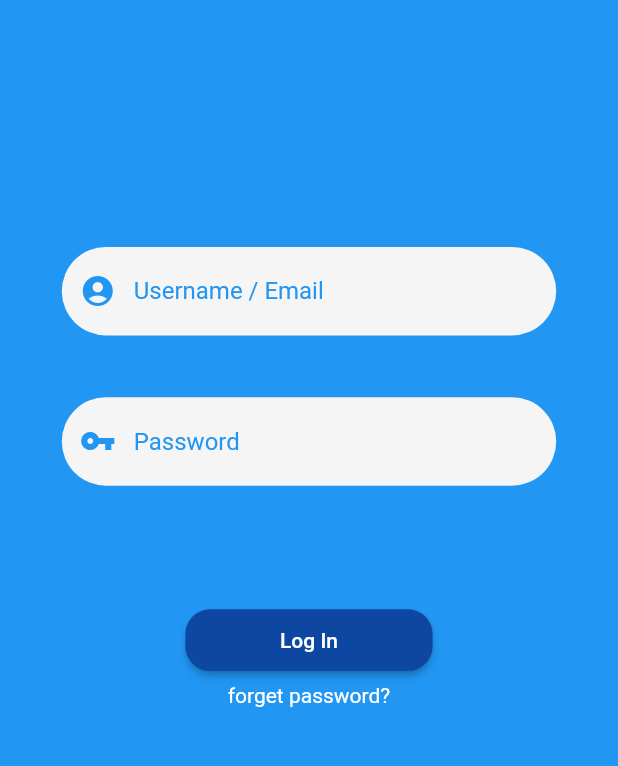
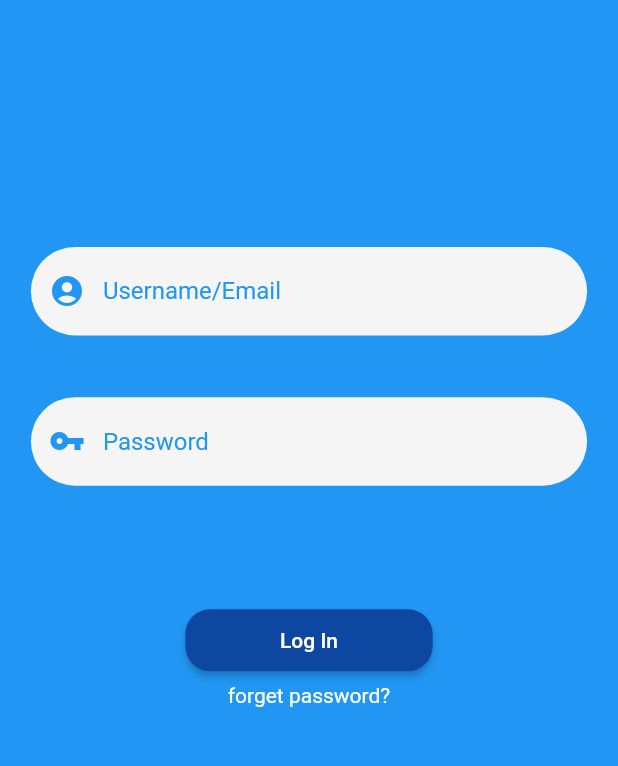
Before and after one commit to AmritSapkota/Educational-Institute, a Flutter app: the MainScreen screen opened directly, after a tap on "Institute Login", on a phone screen of 412 x 824 dp, the part 306-1072 px from its top. Run offline on Flutter 3.47's test engine with Material 2 defaults, Android fonts, the phone set to English and light mode, and no system bars; our stand-ins replace auto_size_text, cloud_firestore, firebase_auth, firebase_core, firebase_storage, flutter_svg and 2 more; missing offline and left inert: dart:ffi; accounts and stored records are empty.

Commit message:
final loginfrominstitute made with optimization the functions and navigations

```diff
--- a/lib/Screens/InstituteLoginScreen.dart
+++ b/lib/Screens/InstituteLoginScreen.dart
@@ -4,43 +4,58 @@ import 'package:flutter/material.dart';
 import 'package:flutter_svg/flutter_svg.dart';
 import 'package:firebase_core/firebase_core.dart';
 
-class InstituteLogIn extends StatefulWidget {
+// to validate form
+final GlobalKey<FormState> _formKey = GlobalKey();
+
+class LoginTextField extends StatefulWidget {
+  //validating text
+  String validateText;
+  //padding size
+  double padding;
+  //hint and label for textfield
+  String hint;
+  //to determine either its password or username
+  bool textFieldIsPassword;
+  //icon for textfield
+  IconData iconData;
+
+  //validating funciton
+  final fieldController;
+
+  //constructure
+  LoginTextField({
+    @required this.fieldController,
+    @required this.textFieldIsPassword,
+    @required this.padding,
+    @required this.hint,
+    @required this.iconData,
+    @required this.validateText,
+    //@required this.validatingFunction,
+  });
+
   @override
-  _InstituteLogInState createState() => _InstituteLogInState();
+  _LoginTextFieldState createState() => _LoginTextFieldState();
 }
 
-class _InstituteLogInState extends State<InstituteLogIn> {
-  static final idController = TextEditingController();
-  static final passController = TextEditingController();
-  bool isUserNameValidate = false;
+class _LoginTextFieldState extends State<LoginTextField> {
+  var validatingFunction;
 
-  bool validateTextField(String userInput) {
-    if (userInput.isEmpty) {
-      setState(() {
-        isUserNameValidate = true;
-      });
-      return false;
-    }
-    setState(() {
-      isUserNameValidate = false;
-    });
-    return true;
-  }
+  @override
+  Widget build(BuildContext context) {
+    return Padding(
+      padding: EdgeInsets.only(left: widget.padding, right: widget.padding),
+      child: TextFormField(
+        keyboardType:
+            widget.textFieldIsPassword ? TextInputType.emailAddress : null,
+        controller: widget.fieldController,
 
-  GlobalKey<FormState> _formKey = GlobalKey();
-
-  Padding loginTextField(
-      IconData icon, String txt, double size, bool textObscure) {
-    return Padding(
-      padding: EdgeInsets.only(left: size, right: size),
-      child: Form(
-        //key: _formKey,
-        child: TextFormField(
-          keyboardType: txt == 'Password' ? TextInputType.emailAddress : null,
-          controller: txt == 'Password' ? passController : idController,
         //this is for password textfield
-          obscureText: textObscure,
+        obscureText: widget.textFieldIsPassword,
         decoration: InputDecoration(
+          errorBorder: OutlineInputBorder(
+            borderSide: BorderSide(color: Colors.transparent),
+            borderRadius: BorderRadius.all(Radius.circular(30)),
+          ),
           enabledBorder: OutlineInputBorder(
             borderSide: BorderSide(color: Colors.transparent),
             borderRadius: BorderRadius.all(Radius.circular(30)),
@@ -53,21 +68,36 @@ class _InstituteLogInState extends State<InstituteLogIn> {
           ),
           border: InputBorder.none,
           prefixIcon: Icon(
-              icon,
+            widget.iconData,
             color: Colors.blue,
           ),
-            hintText: txt,
+          hintText: widget.hint,
           hintStyle: TextStyle(color: Colors.blue),
           //this is how we fill background color
           filled: true,
           fillColor: Colors.grey[100],
-            errorText: isUserNameValidate ? '* required' : null,
+          //errorText: isUserNameValidate ? '* required' : null,
           //making boarder of textfield
         ),
-        ),
+        validator: (value) {
+          if (value.isEmpty) {
+            return widget.validateText;
+          }
+          return null;
+        },
       ),
     );
+    ;
   }
+}
+
+class InstituteLogIn extends StatefulWidget {
+  @override
+  _InstituteLogInState createState() => _InstituteLogInState();
+}
+
+class _InstituteLogInState extends State<InstituteLogIn> {
+  bool isUserNameValidate = false;
 
   @override
   void initState() {
@@ -78,6 +108,8 @@ class _InstituteLogInState extends State<InstituteLogIn> {
     });
   }
 
+  var _usernameController = new TextEditingController();
+  var _passwordController = new TextEditingController();
   @override
   Widget build(BuildContext context) {
     final size = MediaQuery.of(context).size;
@@ -117,13 +149,33 @@ class _InstituteLogInState extends State<InstituteLogIn> {
                           SizedBox(
                             height: size.height * 0.2,
                           ),
-                          loginTextField(Icons.account_circle,
-                              'Username / Email', size.height * 0.05, false),
+                          Form(
+                            key: _formKey,
+                            child: Column(
+                              children: [
+                                LoginTextField(
+                                  fieldController: _usernameController,
+                                  iconData: Icons.account_circle,
+                                  padding: size.width * 0.05,
+                                  hint: 'Username/Email',
+                                  textFieldIsPassword: false,
+                                  validateText: 'Please Enter Username/Email',
+                                ),
                                 SizedBox(
                                   height: size.height * 0.05,
                                 ),
-                          loginTextField(Icons.vpn_key, 'Password',
-                              size.height * 0.05, true),
+                                LoginTextField(
+                                  // validator:
+                                  fieldController: _passwordController,
+                                  iconData: Icons.vpn_key,
+                                  padding: size.width * 0.05,
+                                  hint: 'Password',
+                                  textFieldIsPassword: true,
+                                  validateText: 'Please Enter Password',
+                                ),
+                              ],
+                            ),
+                          ),
                           SizedBox(
                             height: size.height * 0.1,
                           ),
@@ -133,11 +185,18 @@ class _InstituteLogInState extends State<InstituteLogIn> {
                             child: RaisedButton(
                               color: Colors.blue.shade900,
                               onPressed: () {
-                                validateTextField(idController.text);
-                                validateTextField(passController.text);
-                                AuthWrapper().fromInstituteLogInScreen(context,
-                                    idController.text, passController.text);
-                                // DialogServices().showLoaderDialog(context, 'Loggine In..');
+                                if (_formKey.currentState.validate()) {
+                                  FocusScope.of(context)
+                                      .requestFocus(new FocusNode());
+                                  AuthWrapper().fromInstituteLogInScreen(
+                                      context,
+                                      _usernameController.text,
+                                      _passwordController.text);
+                                  _usernameController.clear();
+                                  _passwordController.clear();
+                                  DialogServices().showLoaderDialog(
+                                      context, 'Loggine In..');
+                                }
                               },
                               shape: RoundedRectangleBorder(
                                   //for rounded border
--- a/lib/Services/navigating_page.dart
+++ b/lib/Services/navigating_page.dart
@@ -59,9 +59,11 @@ class AuthWrapper extends StatelessWidget {
       BuildContext context, String mail, String pass) async {
     // ignore: unrelated_type_equality_checks
     if (await AuthServices(FirebaseAuth.instance).singIn(mail, pass) == true) {
+      Navigator.pop(context);
       Navigator.push(context,
           new MaterialPageRoute(builder: (context) => new InstituteScreen()));
-    } else
+    } else {
+      Navigator.pop(context);
       return await showDialog(
         context: context,
         builder: (context) => new AlertDialog(
@@ -78,6 +80,7 @@ class AuthWrapper extends StatelessWidget {
           ],
         ),
       );
+    }
   }
 
   @override
--- a/lib/main.dart
+++ b/lib/main.dart
@@ -1,3 +1,4 @@
+import 'package:educational_institute/Screens/InstituteLoginScreen.dart';
 import 'package:educational_institute/Screens/StudentScreen.dart';
 import 'package:flutter/material.dart';
 import 'package:firebase_core/firebase_core.dart';
@@ -29,7 +30,7 @@ class App extends StatelessWidget {
 
         // Once complete, show your application
         if (snapshot.connectionState == ConnectionState.done) {
-          return StudentScreen();
+          return InstituteLogIn();
         }
 
         // Otherwise, show something whilst waiting for initialization to complete
```
Lines whose indentation alone changed are shown as unchanged.
